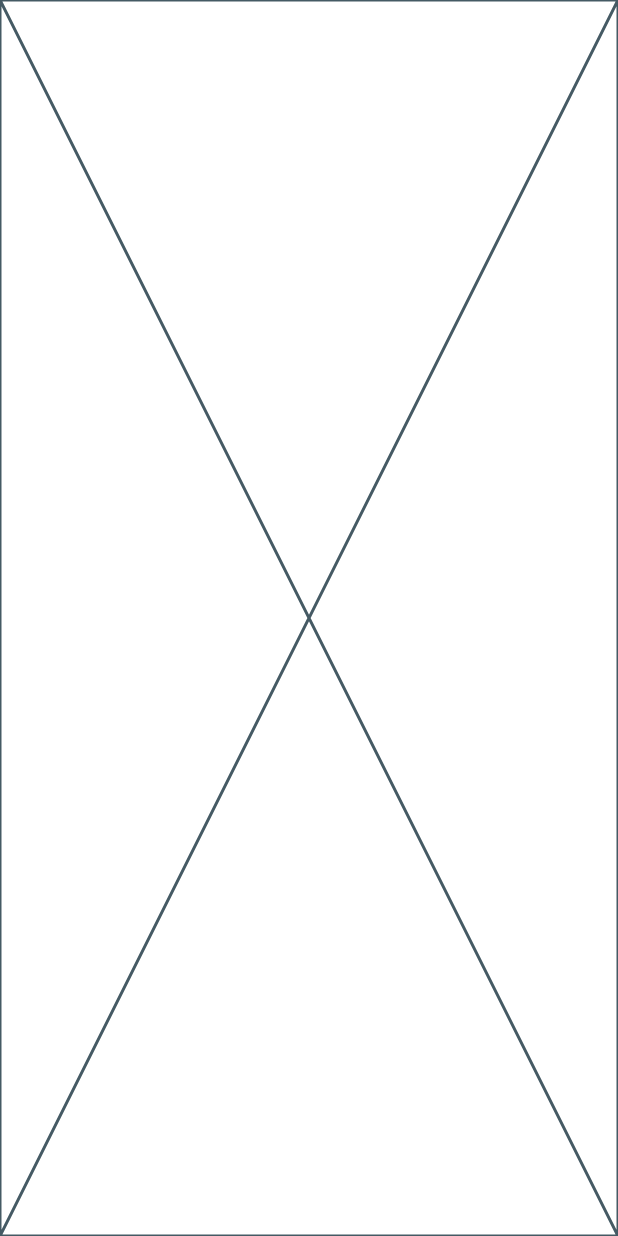
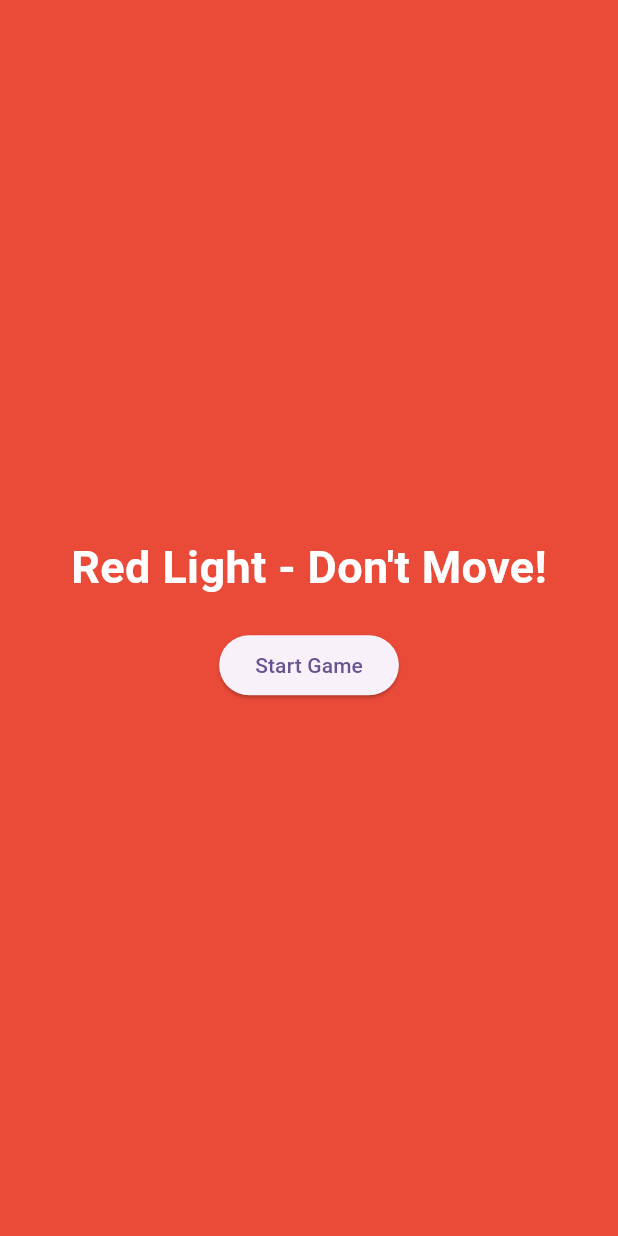
Before and after one commit to nicowalter256/animations, a Flutter app: the screen it shows after launch, on a phone screen of 412 x 824 dp. Run offline on Flutter 3.47's test engine with Material 3 defaults, Android fonts, the phone set to English and light mode, and no system bars.

Commit message:
created redlight - green light

```diff
--- a/lib/main.dart
+++ b/lib/main.dart
@@ -18,7 +18,7 @@ class MyApp extends StatelessWidget {
         colorScheme: ColorScheme.fromSeed(seedColor: Colors.deepPurple),
         useMaterial3: true,
       ),
-      home: const HomeScreen(),
+      home: SquidGameScreen(),
     );
   }
 }
--- a/lib/views/home_screen.dart
+++ b/lib/views/home_screen.dart
@@ -1,15 +1,81 @@
 import 'package:flutter/material.dart';
+import 'dart:async';
 
-class HomeScreen extends StatefulWidget {
-  const HomeScreen({super.key});
+class SquidGameScreen extends StatefulWidget {
+  @override
+  _SquidGameScreenState createState() => _SquidGameScreenState();
+}
+
+class _SquidGameScreenState extends State<SquidGameScreen>
+    with TickerProviderStateMixin {
+  late AnimationController _controller;
+  late Animation<Color?> _backgroundColor;
+  late bool isRedLight;
 
   @override
-  State<HomeScreen> createState() => _HomeScreenState();
-}
+  void initState() {
+    super.initState();
+    isRedLight = true; // Start with red light
+    _controller = AnimationController(
+      duration: Duration(seconds: 4),
+      vsync: this,
+    )..addListener(() {
+        setState(() {});
+      });
 
-class _HomeScreenState extends State<HomeScreen> {
+    // Create a color animation for the background
+    _backgroundColor = ColorTween(
+      begin: Colors.green, // Green light
+      end: Colors.red, // Red light
+    ).animate(_controller);
+
+    // Start the cycle
+    _startAnimationCycle();
+  }
+
+  // This function will toggle between red and green light every 4 seconds
+  void _startAnimationCycle() {
+    Timer.periodic(Duration(seconds: 4), (timer) {
+      if (_controller.isCompleted || _controller.isDismissed) {
+        _controller.forward(from: 0.0);
+      }
+    });
+  }
+
+  @override
+  void dispose() {
+    _controller.dispose();
+    super.dispose();
+  }
+
   @override
   Widget build(BuildContext context) {
-    return const Placeholder();
+    return Scaffold(
+      backgroundColor: _backgroundColor.value,
+      body: Center(
+        child: Column(
+          mainAxisAlignment: MainAxisAlignment.center,
+          children: [
+            Text(
+              isRedLight ? "Red Light - Don't Move!" : "Green Light - Move!",
+              style: TextStyle(
+                fontSize: 30,
+                fontWeight: FontWeight.bold,
+                color: Colors.white,
+              ),
+            ),
+            SizedBox(height: 20),
+            ElevatedButton(
+              onPressed: () {
+                setState(() {
+                  isRedLight = !isRedLight;
+                });
+              },
+              child: Text('Start Game'),
+            ),
+          ],
+        ),
+      ),
+    );
   }
 }
```
